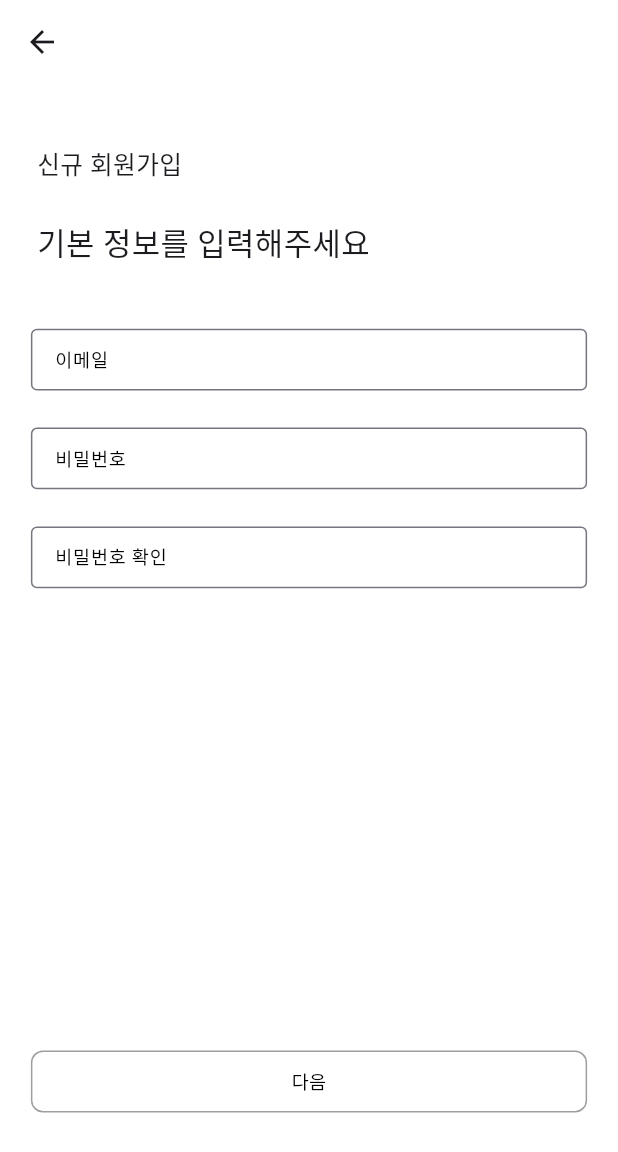
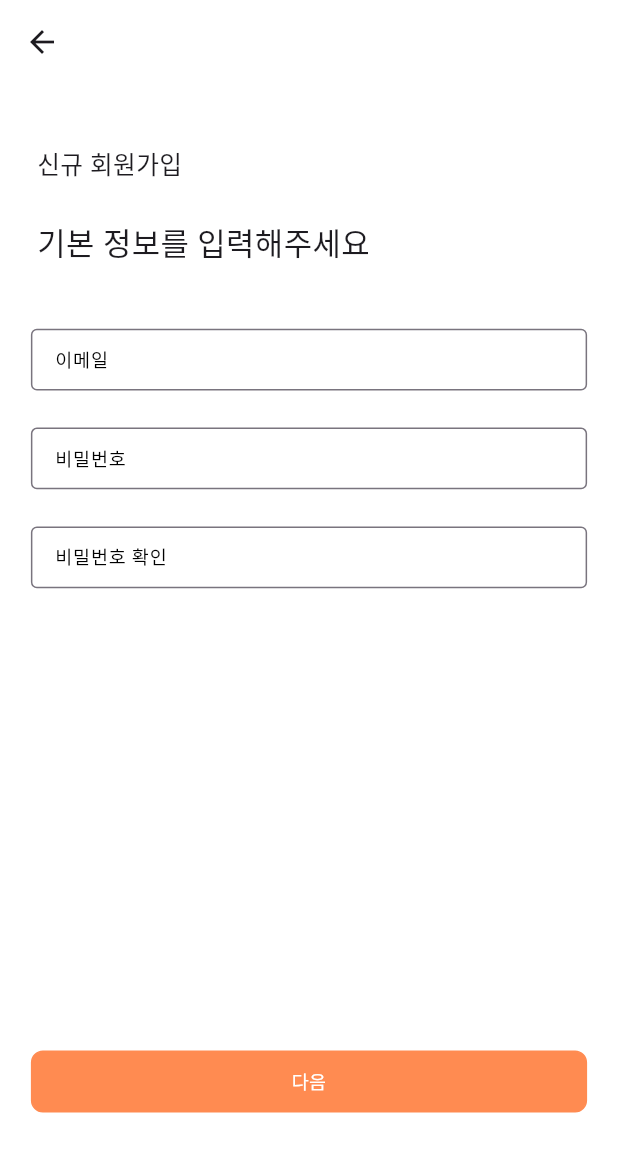
Before and after one commit to LikeLionHGU/2024OutSourcing, a Flutter app: the screen it shows after launch, after a tap on "신규 회원가입", on a phone screen of 412 x 824 dp. Shown: the top 1152 px of the screen. Run offline on Flutter 3.47's test engine with Material 3 defaults, Android fonts, the phone set to English and light mode, and no system bars; our stand-ins replace cloud_firestore, firebase_auth, firebase_core, firebase_storage, image_picker; missing offline and left inert: bootpay, kpostal, remedi_kopo; accounts and stored records are empty; network calls fail; Roboto replaces fonts that are missing (AppleSD).

Commit message:
style: 로그인, 회원가입, 메인 페이지 디자인 작업

```diff
--- a/flutter_application/lib/page/AdminRouterPage.dart
+++ b/flutter_application/lib/page/AdminRouterPage.dart
@@ -39,7 +39,7 @@ class AdminRouterPageState extends State<AdminRouterPage> {
         backgroundColor: Colors.white,
         type: BottomNavigationBarType.fixed,
         currentIndex: _selectedIndex,
-        selectedItemColor: Colors.black,
+        selectedItemColor: Color(0xffFF8B51),
         unselectedItemColor: Colors.grey,
         onTap: _onItemTapped,
         items: [
--- a/flutter_application/lib/page/RouterPage.dart
+++ b/flutter_application/lib/page/RouterPage.dart
@@ -38,7 +38,7 @@ class RouterPageState extends State<RouterPage> {
         backgroundColor: Colors.white,
         type: BottomNavigationBarType.fixed,
         currentIndex: _selectedIndex,
-        selectedItemColor: Colors.black,
+        selectedItemColor: Color(0xffFF8B51),
         unselectedItemColor: Colors.grey,
         onTap: _onItemTapped,
         items: [
--- a/flutter_application/lib/page/account/login/Login.dart
+++ b/flutter_application/lib/page/account/login/Login.dart
@@ -110,10 +110,11 @@ class LoginState extends State<Login> {
             height: MediaQuery.of(context).size.height * 0.05,
             width: MediaQuery.of(context).size.width * 0.9,
             decoration: BoxDecoration(
-              border: Border.all(color: Colors.grey), // 테두리 색상
+              color: Color(0xffFF8B51),
+              border: Border.all(color: Color(0xffFF8B51)), // 테두리 색상
               borderRadius: BorderRadius.circular(8), // 모서리 둥글기
             ),
-            child: TextButton(child: Text("로그인 완료", style: TextStyle(fontSize: MediaQuery.of(context).size.height * 0.015, color: Colors.black),), onPressed: () async {
+            child: TextButton(child: Text("로그인 완료", style: TextStyle(fontSize: MediaQuery.of(context).size.height * 0.015, color: Colors.white),), onPressed: () async {
 
               try {
                 // 사용자 로그인 시도
--- a/flutter_application/lib/page/account/signUp/SignUp.dart
+++ b/flutter_application/lib/page/account/signUp/SignUp.dart
@@ -139,7 +139,8 @@ class SignUpState extends State {
             height: MediaQuery.of(context).size.height * 0.05,
             width: MediaQuery.of(context).size.width * 0.9,
             decoration: BoxDecoration(
-              border: Border.all(color: Colors.grey), // 테두리 색상
+              color: Color(0xffFF8B51),
+              border: Border.all(color: Color(0xffFF8B51)), // 테두리 색상
               borderRadius: BorderRadius.circular(8), // 모서리 둥글기
             ),
             child: TextButton(
@@ -147,7 +148,7 @@ class SignUpState extends State {
                 "다음",
                 style: TextStyle(
                     fontSize: MediaQuery.of(context).size.height * 0.015,
-                    color: Colors.black),
+                    color: Colors.white),
               ),
               onPressed: () {
                 if (emailController.text.isEmpty) {
```
Also changed, not shown: flutter_application/lib/page/main/AdminMainPage.dart (+4 -4 lines), flutter_application/lib/page/main/MainPage.dart (+8 -7 lines), flutter_application/assets/Frame 1097.png (added).
